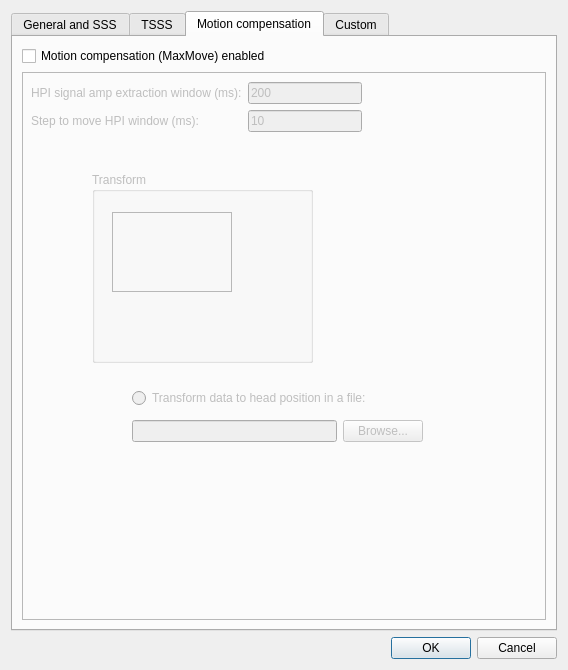
Before: the Qt Designer form hoksotin/ui/qt4Designer/maxFilterDialog.ui in cibr-jyu/meggie, drawn with Qt 5.
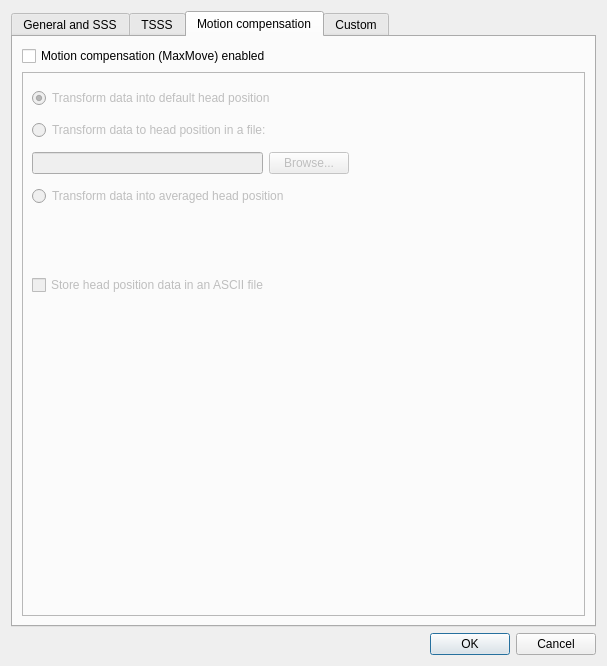
After: the same form once the commit is applied. The open tabs and pages were chosen to show the change.

Commit message: Vähän kaikkee. mm. maxFilter

The edit to the form file:
```diff
--- a/hoksotin/ui/qt4Designer/maxFilterDialog.ui
+++ b/hoksotin/ui/qt4Designer/maxFilterDialog.ui
@@ -9,8 +9,8 @@
    <rect>
     <x>0</x>
     <y>0</y>
-    <width>568</width>
-    <height>670</height>
+    <width>607</width>
+    <height>666</height>
    </rect>
   </property>
   <property name="windowTitle">
@@ -559,90 +559,31 @@
            <property name="frameShadow">
             <enum>QFrame::Raised</enum>
            </property>
-           <widget class="QWidget" name="formLayoutWidget_3">
-            <property name="geometry">
-             <rect>
-              <x>9</x>
-              <y>10</y>
-              <width>331</width>
-              <height>80</height>
-             </rect>
-            </property>
-            <layout class="QFormLayout" name="formLayout_3">
-             <item row="2" column="0">
-              <layout class="QFormLayout" name="formLayout_4"/>
-             </item>
-             <item row="0" column="0">
-              <widget class="QLabel" name="labelHPI">
-               <property name="text">
-                <string>HPI signal amp extraction window (ms):</string>
-               </property>
-              </widget>
-             </item>
-             <item row="0" column="1">
-              <widget class="QLineEdit" name="lineEditHPI">
-               <property name="text">
-                <string>200</string>
-               </property>
-              </widget>
-             </item>
-             <item row="1" column="0">
-              <widget class="QLabel" name="labelHPIStep">
-               <property name="text">
-                <string>Step to move HPI window (ms):</string>
-               </property>
-              </widget>
-             </item>
-             <item row="1" column="1">
-              <widget class="QLineEdit" name="lineEditHPIStep">
-               <property name="text">
-                <string>10</string>
-               </property>
-              </widget>
-             </item>
-            </layout>
-           </widget>
-           <widget class="QGroupBox" name="groupBoxTransform">
-            <property name="geometry">
-             <rect>
-              <x>70</x>
-              <y>100</y>
-              <width>221</width>
-              <height>191</height>
-             </rect>
-            </property>
-            <property name="title">
-             <string>Transform</string>
-            </property>
-            <widget class="QFrame" name="frame_7">
-             <property name="geometry">
-              <rect>
-               <x>20</x>
-               <y>40</y>
-               <width>120</width>
-               <height>80</height>
-              </rect>
-             </property>
-             <property name="frameShape">
-              <enum>QFrame::StyledPanel</enum>
-             </property>
-             <property name="frameShadow">
-              <enum>QFrame::Raised</enum>
-             </property>
-            </widget>
-           </widget>
            <widget class="QWidget" name="layoutWidget">
             <property name="geometry">
              <rect>
-              <x>110</x>
-              <y>310</y>
-              <width>291</width>
-              <height>67</height>
+              <x>10</x>
+              <y>10</y>
+              <width>317</width>
+              <height>131</height>
              </rect>
             </property>
             <layout class="QVBoxLayout" name="verticalLayout">
              <item>
-              <widget class="QRadioButton" name="radioButton">
+              <widget class="QRadioButton" name="radioButtonPositionDefault">
+               <property name="text">
+                <string>Transform data into default head position</string>
+               </property>
+               <property name="checked">
+                <bool>true</bool>
+               </property>
+               <attribute name="buttonGroup">
+                <string notr="true">buttonGroupMaxMove</string>
+               </attribute>
+              </widget>
+             </item>
+             <item>
+              <widget class="QRadioButton" name="radioButtonPositionFile">
                <property name="text">
                 <string>Transform data to head position in a file:</string>
                </property>
@@ -651,10 +592,17 @@
              <item>
               <layout class="QHBoxLayout" name="horizontalLayout_9">
                <item>
-                <widget class="QLineEdit" name="lineEdit"/>
+                <widget class="QLineEdit" name="lineEditFile">
+                 <property name="enabled">
+                  <bool>false</bool>
+                 </property>
+                </widget>
                </item>
                <item>
-                <widget class="QPushButton" name="pushButton">
+                <widget class="QPushButton" name="pushButtonBrowsePositionFile">
+                 <property name="enabled">
+                  <bool>false</bool>
+                 </property>
                  <property name="text">
                   <string>Browse...</string>
                  </property>
@@ -662,8 +610,31 @@
                </item>
               </layout>
              </item>
+             <item>
+              <widget class="QRadioButton" name="radioButtonPositionAverage">
+               <property name="text">
+                <string>Transform data into averaged head position</string>
+               </property>
+               <attribute name="buttonGroup">
+                <string notr="true">buttonGroupMaxMove</string>
+               </attribute>
+              </widget>
+             </item>
             </layout>
            </widget>
+           <widget class="QCheckBox" name="checkBoxStorePosition">
+            <property name="geometry">
+             <rect>
+              <x>10</x>
+              <y>200</y>
+              <width>311</width>
+              <height>26</height>
+             </rect>
+            </property>
+            <property name="text">
+             <string>Store head position data in an ASCII file</string>
+            </property>
+           </widget>
           </widget>
          </item>
         </layout>
```
Left out of the diff: 427 changed lines with no effect on the pictures. The commit also changes 6 other files.
